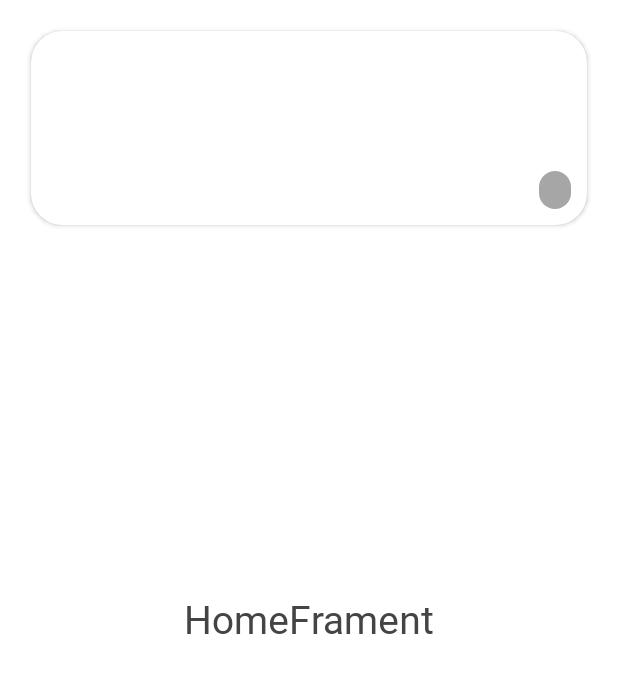
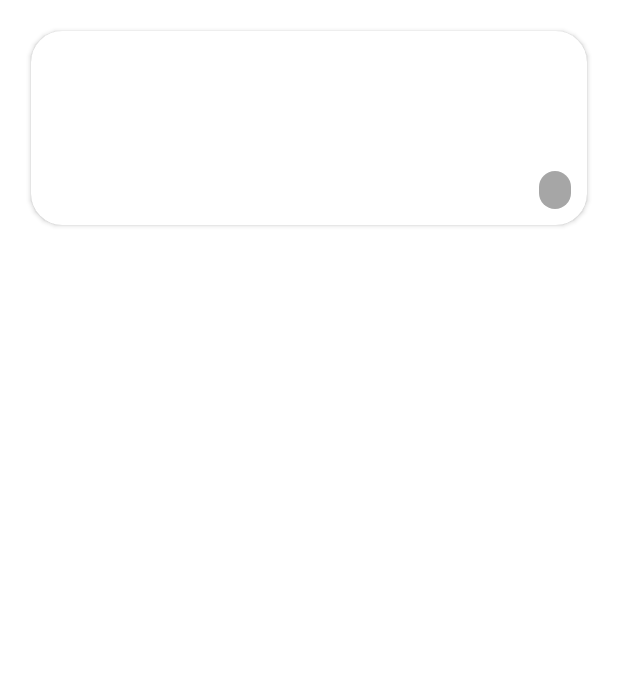
Before and after one commit to heeung/tingting, an Android app: the layout fragment_home.xml on its own in the app's theme, with its tools: preview values and no code run, on a phone screen of 412 x 824 dp. Shown: the top 673 px of the screen. Run offline under Robolectric (Android 15) with nearby library versions, the phone set to English and light mode, and no system bars.

Commit message:
feat: home화면 sticky header 구현 중

```diff
--- a/android/app/src/main/res/layout/fragment_home.xml
+++ b/android/app/src/main/res/layout/fragment_home.xml
@@ -6,26 +6,17 @@
     android:layout_height="match_parent"
     android:orientation="vertical">
 
-    <TextView
-        android:layout_width="wrap_content"
+
+    <androidx.cardview.widget.CardView
+        android:id="@+id/cardView"
+        android:layout_width="match_parent"
         android:layout_height="wrap_content"
-        android:text="HomeFrament"
-        android:textSize="@dimen/_20sdp"
-        style="@style/Theme.AppCompat.TextView.gSans.Black.Bold"
-        app:layout_constraintBottom_toBottomOf="parent"
+        android:layout_margin="@dimen/_16sdp"
+        android:background="@drawable/frame_ads"
+        app:cardCornerRadius="@dimen/_16sdp"
         app:layout_constraintEnd_toEndOf="parent"
         app:layout_constraintStart_toStartOf="parent"
-        app:layout_constraintTop_toTopOf="parent" />
-
-    <androidx.cardview.widget.CardView
-        android:layout_width="match_parent"
-        android:layout_height="wrap_content"
-        app:layout_constraintEnd_toEndOf="parent"
-        app:layout_constraintStart_toStartOf="parent"
-        app:layout_constraintTop_toTopOf="parent"
-        app:cardCornerRadius="@dimen/_16sdp"
-        android:layout_margin="@dimen/_16sdp"
-        android:background="@drawable/frame_ads">
+        app:layout_constraintTop_toTopOf="parent">
 
         <include
             android:id="@+id/ads_pager"
@@ -35,6 +26,7 @@
             app:layout_constraintEnd_toEndOf="parent"
             app:layout_constraintStart_toStartOf="parent"
             app:layout_constraintTop_toTopOf="parent" />
+
     </androidx.cardview.widget.CardView>
 
 </androidx.constraintlayout.widget.ConstraintLayout>
```
